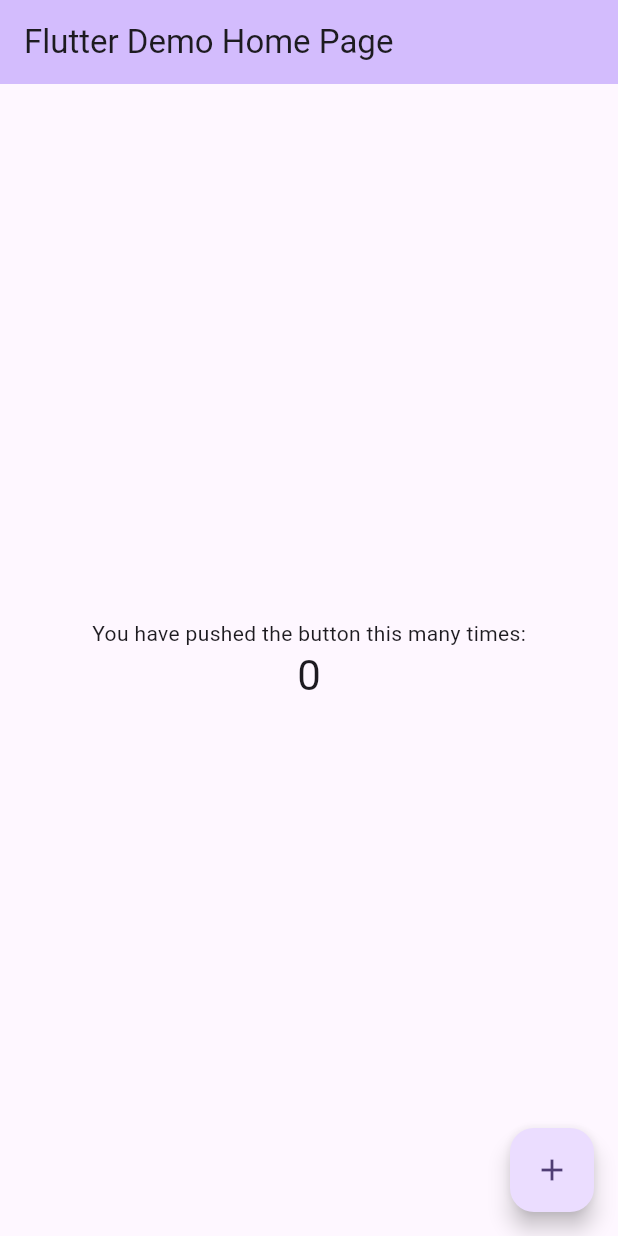
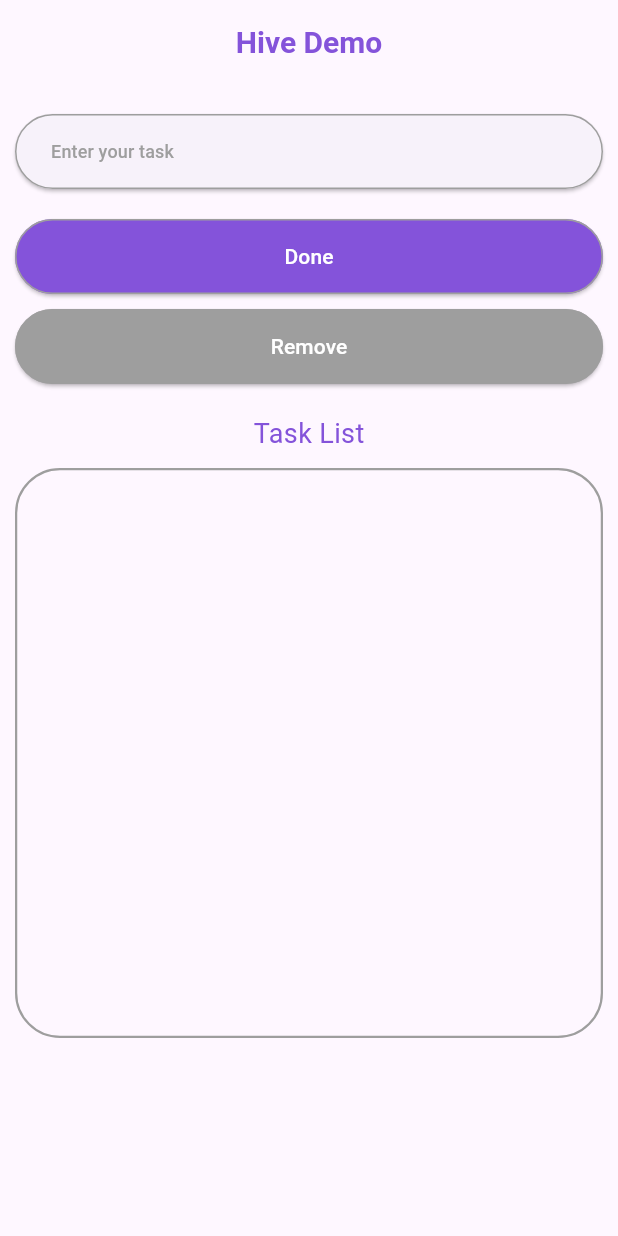
Before and after one commit to makhmudovna/Hive_Demo, a Flutter app: the screen it shows after launch, on a phone screen of 412 x 824 dp. Run offline on Flutter 3.47's test engine with Material 3 defaults, Android fonts, the phone set to English and light mode, and no system bars.

Commit message:
Complete UI design

```diff
--- a/lib/main.dart
+++ b/lib/main.dart
@@ -1,4 +1,6 @@
 import 'package:flutter/material.dart';
+
+import 'pages/hive_demo_app.dart';
 
 void main() {
   runApp(const MyApp());
@@ -6,120 +8,12 @@ void main() {
 
 class MyApp extends StatelessWidget {
   const MyApp({super.key});
-
-  // This widget is the root of your application.
   @override
   Widget build(BuildContext context) {
-    return MaterialApp(
-      title: 'Flutter Demo',
-      theme: ThemeData(
-        // This is the theme of your application.
-        //
-        // TRY THIS: Try running your application with "flutter run". You'll see
-        // the application has a purple toolbar. Then, without quitting the app,
-        // try changing the seedColor in the colorScheme below to Colors.green
-        // and then invoke "hot reload" (save your changes or press the "hot
-        // reload" button in a Flutter-supported IDE, or press "r" if you used
-        // the command line to start the app).
-        //
-        // Notice that the counter didn't reset back to zero; the application
-        // state is not lost during the reload. To reset the state, use hot
-        // restart instead.
-        //
-        // This works for code too, not just values: Most code changes can be
-        // tested with just a hot reload.
-        colorScheme: ColorScheme.fromSeed(seedColor: Colors.deepPurple),
-        useMaterial3: true,
-      ),
-      home: const MyHomePage(title: 'Flutter Demo Home Page'),
+    return const MaterialApp(
+      debugShowCheckedModeBanner: false,
+      title: 'Hive Demo',
+      home: HiveDemoApp(),
     );
   }
 }
-
-class MyHomePage extends StatefulWidget {
-  const MyHomePage({super.key, required this.title});
-
-  // This widget is the home page of your application. It is stateful, meaning
-  // that it has a State object (defined below) that contains fields that affect
-  // how it looks.
-
-  // This class is the configuration for the state. It holds the values (in this
-  // case the title) provided by the parent (in this case the App widget) and
-  // used by the build method of the State. Fields in a Widget subclass are
-  // always marked "final".
-
-  final String title;
-
-  @override
-  State<MyHomePage> createState() => _MyHomePageState();
-}
-
-class _MyHomePageState extends State<MyHomePage> {
-  int _counter = 0;
-
-  void _incrementCounter() {
-    setState(() {
-      // This call to setState tells the Flutter framework that something has
-      // changed in this State, which causes it to rerun the build method below
-      // so that the display can reflect the updated values. If we changed
-      // _counter without calling setState(), then the build method would not be
-      // called again, and so nothing would appear to happen.
-      _counter++;
-    });
-  }
-
-  @override
-  Widget build(BuildContext context) {
-    // This method is rerun every time setState is called, for instance as done
-    // by the _incrementCounter method above.
-    //
-    // The Flutter framework has been optimized to make rerunning build methods
-    // fast, so that you can just rebuild anything that needs updating rather
-    // than having to individually change instances of widgets.
-    return Scaffold(
-      appBar: AppBar(
-        // TRY THIS: Try changing the color here to a specific color (to
-        // Colors.amber, perhaps?) and trigger a hot reload to see the AppBar
-        // change color while the other colors stay the same.
-        backgroundColor: Theme.of(context).colorScheme.inversePrimary,
-        // Here we take the value from the MyHomePage object that was created by
-        // the App.build method, and use it to set our appbar title.
-        title: Text(widget.title),
-      ),
-      body: Center(
-        // Center is a layout widget. It takes a single child and positions it
-        // in the middle of the parent.
-        child: Column(
-          // Column is also a layout widget. It takes a list of children and
-          // arranges them vertically. By default, it sizes itself to fit its
-          // children horizontally, and tries to be as tall as its parent.
-          //
-          // Column has various properties to control how it sizes itself and
-          // how it positions its children. Here we use mainAxisAlignment to
-          // center the children vertically; the main axis here is the vertical
-          // axis because Columns are vertical (the cross axis would be
-          // horizontal).
-          //
-          // TRY THIS: Invoke "debug painting" (choose the "Toggle Debug Paint"
-          // action in the IDE, or press "p" in the console), to see the
-          // wireframe for each widget.
-          mainAxisAlignment: MainAxisAlignment.center,
-          children: <Widget>[
-            const Text(
-              'You have pushed the button this many times:',
-            ),
-            Text(
-              '$_counter',
-              style: Theme.of(context).textTheme.headlineMedium,
-            ),
-          ],
-        ),
-      ),
-      floatingActionButton: FloatingActionButton(
-        onPressed: _incrementCounter,
-        tooltip: 'Increment',
-        child: const Icon(Icons.add),
-      ), // This trailing comma makes auto-formatting nicer for build methods.
-    );
-  }
-}
--- /dev/null
+++ b/lib/pages/database.dart
@@ -0,0 +1,3 @@
+// class HiveDataBase {
+//   final _myBox = Hive.box('my box');
+// }
--- /dev/null
+++ b/lib/pages/hive_demo_app.dart
@@ -0,0 +1,76 @@
+import 'package:flutter/material.dart';
+import 'package:hive_demo/widgets/button.dart';
+import 'package:hive_demo/widgets/container_list.dart';
+
+class HiveDemoApp extends StatefulWidget {
+  const HiveDemoApp({super.key});
+
+  @override
+  State<HiveDemoApp> createState() => _HiveDemoAppState();
+}
+
+class _HiveDemoAppState extends State<HiveDemoApp> {
+  @override
+  Widget build(BuildContext context) {
+    return Scaffold(
+      appBar: AppBar(
+        title: const Text(
+          'Hive Demo',
+          style: TextStyle(
+              fontSize: 20,
+              fontWeight: FontWeight.w600,
+              color: Color.fromARGB(255, 132, 83, 218)),
+        ),
+        centerTitle: true,
+      ),
+      body: Padding(
+        padding: const EdgeInsets.all(10.0),
+        child: Column(
+          children: [
+            const SizedBox(
+              height: 10,
+            ),
+            ElevatedButton(
+              onPressed: () {},
+              style: ElevatedButton.styleFrom(
+                  alignment: Alignment.centerLeft,
+                  side: BorderSide(
+                    color: Colors.grey.shade500,
+                    width: 1,
+                  ),
+                  minimumSize: const Size(500, 50)),
+              child: const Text(
+                'Enter your task',
+                style: TextStyle(fontSize: 12, color: Colors.grey),
+              ),
+            ),
+            const SizedBox(
+              height: 20,
+            ),
+            Button(
+                backgroundColor: const Color.fromARGB(255, 132, 83, 218),
+                txt: 'Done'),
+            const SizedBox(
+              height: 10,
+            ),
+            Button(backgroundColor: Colors.grey, txt: 'Remove'),
+            const SizedBox(
+              height: 20,
+            ),
+            const Text(
+              'Task List',
+              style: TextStyle(
+                  fontSize: 18,
+                  fontWeight: FontWeight.w400,
+                  color: Color.fromARGB(255, 132, 83, 218)),
+            ),
+            const SizedBox(
+              height: 10,
+            ),
+            ContainerList(),
+          ],
+        ),
+      ),
+    );
+  }
+}
--- /dev/null
+++ b/lib/widgets/button.dart
@@ -0,0 +1,30 @@
+import 'package:flutter/material.dart';
+
+class Button extends StatefulWidget {
+  final Color backgroundColor;
+  final String txt;
+  Button({super.key, required this.backgroundColor, required this.txt});
+
+  @override
+  State<Button> createState() => _ButtonState();
+}
+
+class _ButtonState extends State<Button> {
+  @override
+  Widget build(BuildContext context) {
+    return ElevatedButton(
+      onPressed: () {},
+      style: ElevatedButton.styleFrom(
+        backgroundColor: widget.backgroundColor,
+          side: BorderSide(
+            color: Colors.grey.shade500,
+            width: 1,
+          ),
+          minimumSize: const Size(500, 50)),
+      child: Text(
+        widget.txt,
+        style: const TextStyle(fontSize: 14, color: Colors.white),
+      ),
+    );
+  }
+}
--- /dev/null
+++ b/lib/widgets/container_list.dart
@@ -0,0 +1,32 @@
+import 'package:flutter/material.dart';
+
+class ContainerList extends StatefulWidget {
+  const ContainerList({super.key});
+
+  @override
+  State<ContainerList> createState() => _ContainerListState();
+}
+
+class _ContainerListState extends State<ContainerList> {
+  @override
+  Widget build(BuildContext context) {
+    return Container(
+      height: 380,
+      width: MediaQuery.sizeOf(context).width,
+      decoration: BoxDecoration(
+        borderRadius: BorderRadius.circular(30),
+            border: Border.all(
+          color: Colors.grey,
+          width: 1.5,
+        ),
+      ),
+      child: SingleChildScrollView(
+        child: Column(
+          children: [
+
+          ],
+        ),
+      ),
+    );
+  }
+}
```
